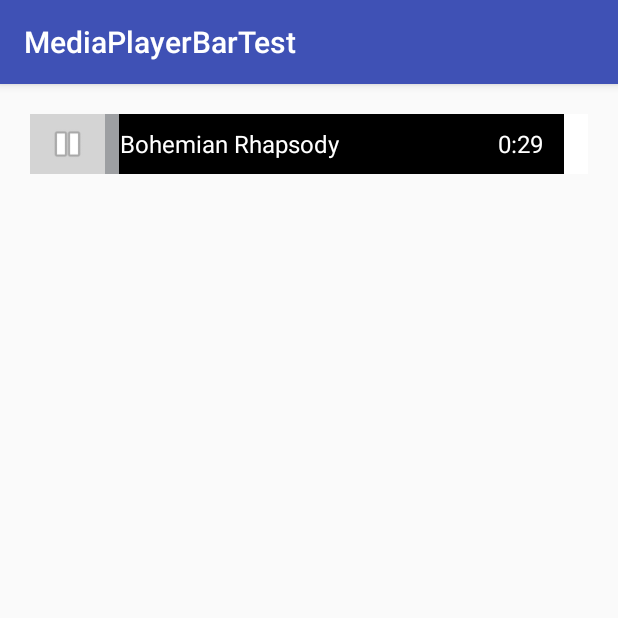
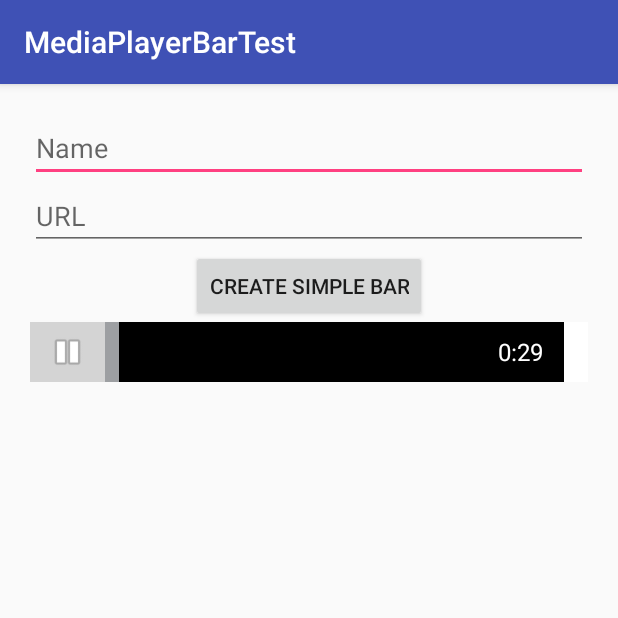
Before and after one commit to enylrad/SimpleMusicBar, an Android app: the screen it shows after launch (MainActivity), after a tap on an icon or button, on a phone screen of 412 x 824 dp, the top half of it. Run offline under Robolectric (Android 15) with nearby library versions, the phone set to English and light mode, and no system bars; 1 other tap on this screen came first.

Commit message:
fix bugs multiples bars update ui test

```diff
--- a/app/src/main/java/es/enylrad/mediaplayerbartest/MainActivity.kt
+++ b/app/src/main/java/es/enylrad/mediaplayerbartest/MainActivity.kt
@@ -12,11 +12,38 @@ class MainActivity : AppCompatActivity() {
         super.onCreate(savedInstanceState)
         setContentView(R.layout.activity_main)
 
-        createMediaPlayerBar()
+        listeners()
     }
 
+
+    private fun listeners() {
+        btn_create_bar.setOnClickListener {
+            createMediaPlayerBar()
+        }
+    }
+
+    /**
+     * Create Simple Bar Song
+     */
     private fun createMediaPlayerBar() {
-        val song = TrackSound(name = "Bohemian Rhapsody", url = "http://hcmaslov.d-real.sci-nnov.ru/public/mp3/Queen/Queen%20'Bohemian%20Rhapsody'.mp3")
-        layout_test.addView(MusicPlayerBar(context = this, song = song))
+        val song = TrackSound(name = et_name.text.toString(), url = et_url.text.toString())
+        layout_test.addView(MusicPlayerBar(context = this, song = song) {
+            stopMusic(layout_test.indexOfChild(it)) //Stop others bar
+        })
+    }
+
+    /**
+     * Stop all songs
+     * index:Int skip index song
+     */
+    private fun stopMusic(index: Int = -1) {
+        (0 until layout_test.childCount)
+                .filter { it != index }
+                .forEach { (layout_test.getChildAt(it) as MusicPlayerBar).stopMusic() }
+    }
+
+    override fun onPause() {
+        super.onPause()
+        stopMusic()
     }
 }
--- a/app/src/main/res/layout/activity_main.xml
+++ b/app/src/main/res/layout/activity_main.xml
@@ -3,5 +3,33 @@
     android:layout_width="match_parent"
     android:layout_height="match_parent"
     android:orientation="vertical"
-    android:id="@+id/layout_test"
-    android:padding="20dp" />
+    android:padding="20dp">
+
+    <EditText
+        android:id="@+id/et_name"
+        android:layout_width="match_parent"
+        android:layout_height="wrap_content"
+        android:hint="@string/hing_name"
+        android:inputType="text" />
+
+    <EditText
+        android:id="@+id/et_url"
+        android:layout_width="match_parent"
+        android:layout_height="wrap_content"
+        android:hint="@string/hint_url"
+        android:inputType="textUri" />
+
+    <Button
+        android:id="@+id/btn_create_bar"
+        android:layout_width="wrap_content"
+        android:layout_height="wrap_content"
+        android:layout_gravity="center"
+        android:text="@string/create_simple_bar" />
+
+    <LinearLayout
+        android:id="@+id/layout_test"
+        android:layout_width="match_parent"
+        android:layout_height="wrap_content"
+        android:orientation="vertical" />
+
+</LinearLayout>
--- a/app/src/main/res/values/strings.xml
+++ b/app/src/main/res/values/strings.xml
@@ -1,3 +1,6 @@
 <resources>
     <string name="app_name">MediaPlayerBarTest</string>
+    <string name="hing_name">Name</string>
+    <string name="hint_url">URL</string>
+    <string name="create_simple_bar">Create Simple Bar</string>
 </resources>
--- a/mediaplayerbar/src/main/java/es/enylrad/simplemusicplayerbar/MusicPlayerBar.kt
+++ b/mediaplayerbar/src/main/java/es/enylrad/simplemusicplayerbar/MusicPlayerBar.kt
@@ -24,18 +24,20 @@ class MusicPlayerBar : RelativeLayout {
 
     private var mCancel = false
 
-    private var listener: (() -> Unit)? = null
+    private var songLoad = false
+
+    private var listener: ((MusicPlayerBar) -> Unit)? = null
 
     constructor(context: Context) : super(context) {
         init()
     }
 
-    constructor(context: Context, song: TrackSound): super(context){
+    constructor(context: Context, song: TrackSound) : super(context) {
         init()
         config(song)
     }
 
-    constructor(context: Context, song: TrackSound, listener: () -> Unit) : super(context) {
+    constructor(context: Context, song: TrackSound, listener: (MusicPlayerBar) -> Unit) : super(context) {
         init()
         this.listener = listener
         config(song)
@@ -55,7 +57,7 @@ class MusicPlayerBar : RelativeLayout {
 
     private fun config(song: TrackSound) {
         btn_play_pause.setOnClickListener {
-            listener?.invoke()
+            listener?.invoke(this@MusicPlayerBar)
             onClickPlayLogic(song.url)
         }
         song_name.text = song.name
@@ -83,7 +85,11 @@ class MusicPlayerBar : RelativeLayout {
     }
 
     private fun onClickPlayLogic(url: String) {
-        loadSongAndPrepare(url)
+        if (!songLoad) {
+            loadSongAndPrepare(url)
+        } else {
+            logicPlay()
+        }
         logicSongCompleted()
     }
 
@@ -95,6 +101,7 @@ class MusicPlayerBar : RelativeLayout {
             mediaPlayer.prepareAsync()
             mediaPlayer.setOnPreparedListener {
                 showProgressBar(false)
+                songLoad = true
                 if (!mCancel) {
                     mCancel = false
                     logicPlay()
@@ -134,7 +141,9 @@ class MusicPlayerBar : RelativeLayout {
         btnPlay(true)
         mCancel = true
         seekBarDistance.isEnabled = false
-        mediaPlayer.pause()
+        if (mediaPlayer.isPlaying) {
+            mediaPlayer.pause()
+        }
     }
 
     private fun btnPlay(play: Boolean) {
```
